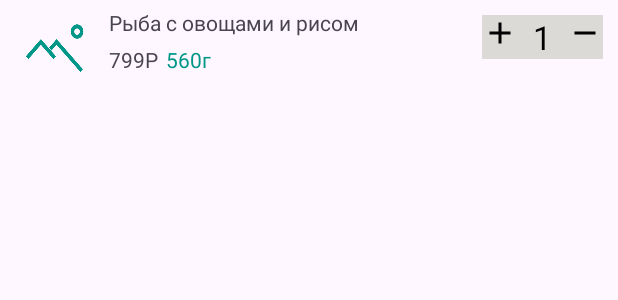
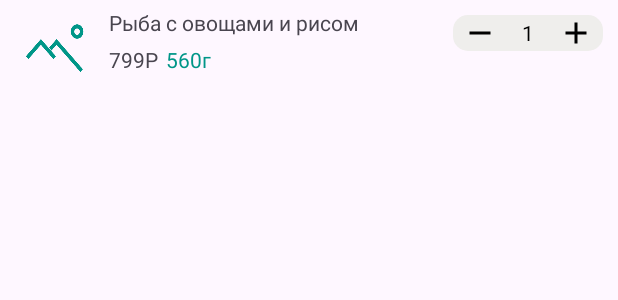
Before and after one commit to EgorKisel/MyFoodApp, an Android app: the layout fragment_basket_item.xml on its own in the app's theme, with its tools: preview values and no code run, on a phone screen of 412 x 824 dp. Shown: the top 300 px of the screen. Run offline under Robolectric (Android 15) with nearby library versions, the phone set to English and light mode, and no system bars.

Commit message:
исправление ошибок

```diff
--- a/app/src/main/java/com/example/myfoodapp/data/model/room/CartItemDao.kt
+++ b/app/src/main/java/com/example/myfoodapp/data/model/room/CartItemDao.kt
@@ -12,7 +12,7 @@ interface CartItemDao {
     fun insertCartItem(cartItem: CartItemDbEntity)
 
     @Query("SELECT * FROM cart_items")
-    fun getAllCartItems(): List<CartItemDbEntity>
+    suspend fun getAllCartItems(): List<CartItemDbEntity>
 
     @Query("Delete from cart_items where id = :id")
     fun deleteCartItemById(id: Long)
--- a/app/src/main/java/com/example/myfoodapp/presentation/basket/BasketRepository.kt
+++ b/app/src/main/java/com/example/myfoodapp/presentation/basket/BasketRepository.kt
@@ -3,7 +3,7 @@ package com.example.myfoodapp.presentation.basket
 import com.example.myfoodapp.data.model.room.CartItemDbEntity
 
 interface BasketRepository {
-    fun getAllBasketItems(callback: (List<CartItemDbEntity>) -> Unit)
+    suspend fun getAllBasketItems(): List<CartItemDbEntity>
     fun insertCartItem(cartItem: CartItemDbEntity)
     fun deleteCartItem(cartItem: CartItemDbEntity)
     suspend fun updateCartItemQuantity(itemId: Long, quantity: Int)
--- a/app/src/main/java/com/example/myfoodapp/presentation/basket/BasketRepositoryImpl.kt
+++ b/app/src/main/java/com/example/myfoodapp/presentation/basket/BasketRepositoryImpl.kt
@@ -4,9 +4,8 @@ import com.example.myfoodapp.data.model.room.CartItemDao
 import com.example.myfoodapp.data.model.room.CartItemDbEntity
 
 class BasketRepositoryImpl(private val cartItemDao: CartItemDao) : BasketRepository {
-    override fun getAllBasketItems(callback: (List<CartItemDbEntity>) -> Unit) {
-        val basketItems = cartItemDao.getAllCartItems()
-        callback(basketItems)
+    override suspend fun getAllBasketItems(): List<CartItemDbEntity> {
+        return cartItemDao.getAllCartItems()
     }
 
     override fun insertCartItem(cartItem: CartItemDbEntity) {
--- /dev/null
+++ b/app/src/main/res/drawable/button.xml
@@ -0,0 +1,8 @@
+<?xml version="1.0" encoding="utf-8"?>
+<shape xmlns:android="http://schemas.android.com/apk/res/android"
+    android:shape="rectangle">
+
+    <solid android:color="#EFEEEC" />
+    <corners android:radius="10dp" />
+
+</shape>
--- a/app/src/main/res/layout/fragment_basket_item.xml
+++ b/app/src/main/res/layout/fragment_basket_item.xml
@@ -50,32 +50,37 @@
         android:layout_height="wrap_content"
         android:layout_marginTop="@dimen/margin_top_10"
         android:layout_marginEnd="@dimen/margin_end_10"
-        android:background="@color/fragment_menu_list_item_background_color"
+        android:background="@drawable/button"
         android:orientation="horizontal"
         app:layout_constraintEnd_toEndOf="parent"
         app:layout_constraintTop_toTopOf="parent">
 
         <androidx.appcompat.widget.AppCompatImageView
-            android:id="@+id/btnAdd"
+            android:id="@+id/btnRemove"
             android:layout_width="wrap_content"
+            android:layout_gravity="center"
+            android:layout_marginEnd="@dimen/margin_16dp"
             android:layout_height="wrap_content"
-            app:srcCompat="@drawable/ic_add_to_basket" />
+            android:layout_marginStart="@dimen/margin_6dp"
+            app:srcCompat="@drawable/ic_remove_from_basket" />
 
         <androidx.appcompat.widget.AppCompatTextView
             android:id="@+id/tvQuantity"
             android:layout_width="wrap_content"
             android:layout_height="wrap_content"
-            android:layout_marginStart="@dimen/margin_start_10"
+            android:layout_gravity="center"
             android:text="1"
             android:textColor="@color/black"
-            android:textSize="22sp" />
+            android:textSize="@dimen/basket_item_text_size_14sp" />
 
         <androidx.appcompat.widget.AppCompatImageView
-            android:id="@+id/btnRemove"
+            android:id="@+id/btnAdd"
             android:layout_width="wrap_content"
             android:layout_height="wrap_content"
-            android:layout_marginStart="@dimen/margin_start_10"
-            app:srcCompat="@drawable/ic_remove_from_basket" />
+            android:layout_gravity="center"
+            android:layout_marginStart="@dimen/margin_16dp"
+            android:layout_marginEnd="@dimen/margin_end_6dp"
+            app:srcCompat="@drawable/ic_add_to_basket" />
     </LinearLayout>
 
 </androidx.constraintlayout.widget.ConstraintLayout>
--- a/app/src/main/res/layout/fragment_menu_list_item.xml
+++ b/app/src/main/res/layout/fragment_menu_list_item.xml
@@ -21,7 +21,7 @@
         android:id="@+id/tvDishes"
         android:layout_width="wrap_content"
         android:layout_height="wrap_content"
-        android:layout_gravity="center"
+        android:layout_gravity="start"
         android:layout_marginStart="@dimen/margin_start_3"
         android:layout_marginTop="@dimen/margin_top_5"
         android:textSize="@dimen/tv_dishes_text_size"
--- a/app/src/main/res/values/dimens.xml
+++ b/app/src/main/res/values/dimens.xml
@@ -16,4 +16,8 @@
     <dimen name="img_btn_size">20dp</dimen>
     <dimen name="img_cart_size">62dp</dimen>
     <dimen name="margin_top_2">2dp</dimen>
+    <dimen name="margin_end_6dp">6dp</dimen>
+    <dimen name="margin_16dp">16dp</dimen>
+    <dimen name="basket_item_text_size_14sp">14sp</dimen>
+    <dimen name="margin_6dp">6dp</dimen>
 </resources>
--- a/app/src/main/res/values/strings.xml
+++ b/app/src/main/res/values/strings.xml
@@ -11,4 +11,6 @@
     <string name="with_fish">С рыбой</string>
     <string name="add_to_basket">Добавить в корзину</string>
     <string name="empty_list">Список пуст</string>
+    <string name="something_went_wrong">Что-то пошло не так</string>
+    <string name="loading">Загрузка...</string>
 </resources>
```
Also changed, not shown: app/src/main/java/com/example/myfoodapp/common/ConvertFun.kt (deleted, +0 -41 lines), app/src/main/java/com/example/myfoodapp/data/model/room/Dishes.kt (deleted, +0 -14 lines), app/src/main/java/com/example/myfoodapp/presentation/basket/BasketViewModel.kt (+8 -8 lines), app/src/main/java/com/example/myfoodapp/presentation/basket/FragmentBasket.kt (+6 -3 lines).
